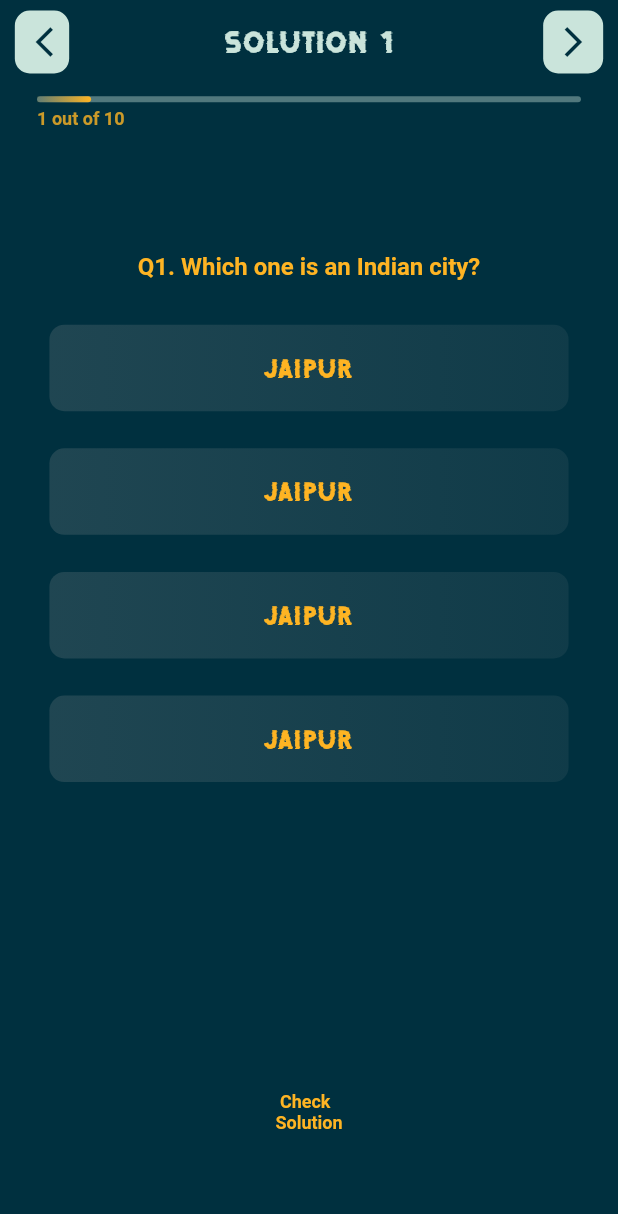
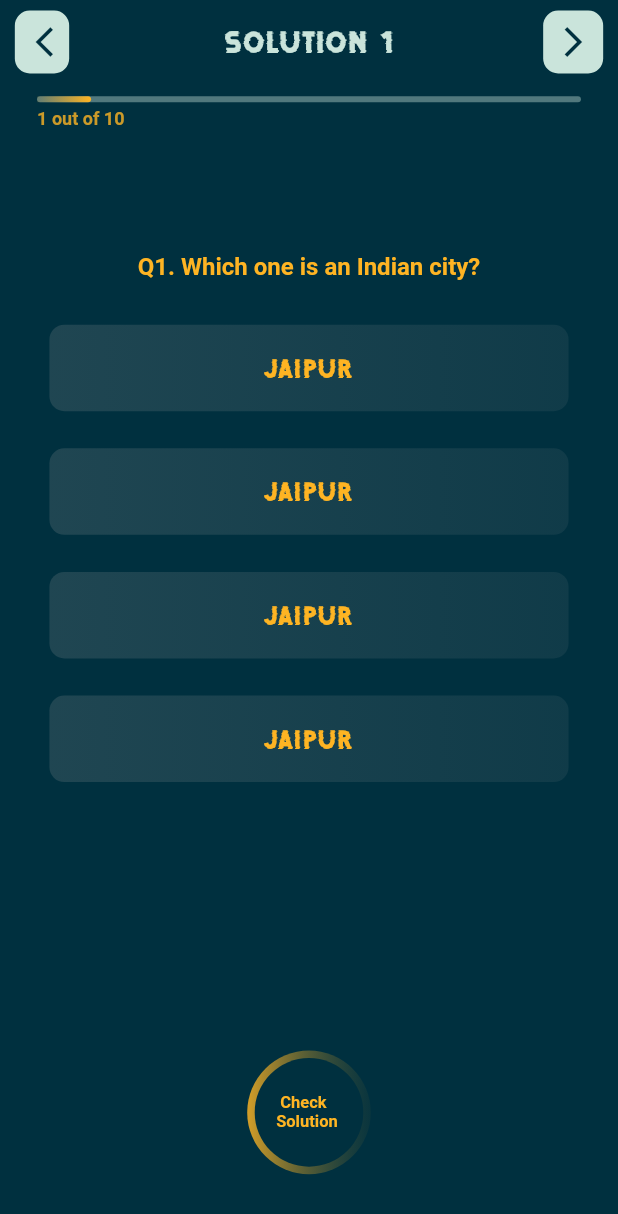
Before and after one commit to nouveau-riche/Quizeee-UIScreen-flutter, a Flutter app: the SolutionScreen screen opened directly, on a phone screen of 412 x 824 dp. Shown: the top 1214 px of the screen. Run offline on Flutter 3.47's test engine with Material 2 defaults, Android fonts, the phone set to English and light mode, and no system bars; our stand-ins replace cached_network_image, dio, flutter_countdown_timer, flutter_spinkit, fluttertoast, image_picker and 3 more.

Commit message:
added wave spinner instead of circularprogress indicator

```diff
--- a/lib/screens/homeScreen/component/quiz_question/question_screen.dart
+++ b/lib/screens/homeScreen/component/quiz_question/question_screen.dart
@@ -277,7 +277,7 @@ class _QuestionSecondsState extends State<QuestionSeconds>
   AnimationController _controller;
   Animation _animation;
 
-  int seconds = 5; // change
+  int seconds = 5 + 1; // change this duration according to api and + 1
   @override
   void initState() {
     super.initState();
--- a/lib/screens/homeScreen/component/quiz_question/solution_screen.dart
+++ b/lib/screens/homeScreen/component/quiz_question/solution_screen.dart
@@ -196,6 +196,32 @@ class SolutionScreen extends StatelessWidget {
       width: mq.width * 0.25,
       child: Stack(
         children: [
+
+          Container(
+            padding: EdgeInsets.all(5),
+            height: mq.height * 0.14,
+            width: mq.height * 0.14,
+            decoration: BoxDecoration(
+              gradient: LinearGradient(
+                colors: [
+                  kPrimaryLightColor,
+                  kPrimaryColor.withOpacity(0.3)
+                ],
+                begin: Alignment.centerLeft,
+                end: Alignment.centerRight,
+              ),
+              shape: BoxShape.circle,
+            ),
+            child: Container(
+              height: mq.height * 0.1,
+              width: mq.height * 0.1,
+              decoration: BoxDecoration(
+                color: kPrimaryColor,
+                shape: BoxShape.circle,
+              ),
+            ),
+          ),
+
           // CircularCountDownTimer(
           //   duration: 10,
           //   initialDuration: 0,
@@ -231,10 +257,10 @@ class SolutionScreen extends StatelessWidget {
           // ),
           Align(
             child: Text(
-              ' Check\nSolution',
+              ' Check\nSolution ',
               style: TextStyle(
                   color: kPrimaryLightColor,
-                  fontSize: 12,
+                  fontSize: 11,
                   fontWeight: FontWeight.w600),
             ),
           ),
--- a/lib/screens/homeScreen/component/rules_screen.dart
+++ b/lib/screens/homeScreen/component/rules_screen.dart
@@ -1,6 +1,7 @@
 import 'package:flutter/material.dart';
 import 'package:flutter/cupertino.dart';
 import 'package:provider/provider.dart';
+
 import 'package:quizeee_ui/provider/mainPro.dart';
 import 'package:quizeee_ui/screens/homeScreen/component/quiz_question/question_screen.dart';
 
--- a/lib/screens/login/login_screen.dart
+++ b/lib/screens/login/login_screen.dart
@@ -2,6 +2,7 @@ import 'package:flutter/material.dart';
 import 'package:flutter/cupertino.dart';
 import 'package:flutter/services.dart';
 import 'package:provider/provider.dart';
+import 'package:flutter_spinkit/flutter_spinkit.dart';
 
 import 'package:quizeee_ui/provider/initialPro.dart';
 import 'package:quizeee_ui/provider/states.dart';
@@ -139,9 +140,6 @@ class LoginScreen extends StatelessWidget {
                 height: mq.height * 0.035,
               ),
               buildNextButton(context),
-
-
-
             ],
           ),
         ),
@@ -210,7 +208,7 @@ class LoginScreen extends StatelessWidget {
   Widget buildNextButton(BuildContext context) {
     return Consumer<Auth>(
       builder: (con, auth, _) => auth.isLoading
-          ? CircularProgressIndicator()
+          ? SpinKitWave(color: kSecondaryColor)
           : ConstrainedBox(
               constraints: const BoxConstraints.tightFor(width: 68, height: 55),
               child: ElevatedButton(
--- a/lib/screens/signup/dob_image.dart
+++ b/lib/screens/signup/dob_image.dart
@@ -1,6 +1,7 @@
 import 'dart:io';
 import 'package:flutter/cupertino.dart';
 import 'package:flutter/material.dart';
+import 'package:flutter_spinkit/flutter_spinkit.dart';
 import 'package:image_picker/image_picker.dart';
 import 'package:provider/provider.dart';
 
@@ -296,7 +297,7 @@ class _DOBImageState extends State<DOBImage> {
             ),
             Consumer<Auth>(
               builder: (con, auth, _) => auth.isLoading
-                  ? CircularProgressIndicator()
+                  ? SpinKitWave(color: kSecondaryColor)
                   : ConstrainedBox(
                       constraints:
                           BoxConstraints.tightFor(width: 68, height: 55),
@@ -318,6 +319,8 @@ class _DOBImageState extends State<DOBImage> {
                       ),
                     ),
             ),
+            SizedBox(height: mq.height*0.02,),
+
           ],
         ),
       ),
--- a/pubspec.yaml
+++ b/pubspec.yaml
@@ -36,6 +36,7 @@ dependencies:
   intl:
   cached_network_image:
   flutter_countdown_timer:
+  flutter_spinkit: ^4.1.2
 
 
 
```
Also changed, not shown: lib/screens/otp/otp_screen.dart (+4 -3 lines), lib/widgets/centerLoader.dart (+12 -8 lines).
